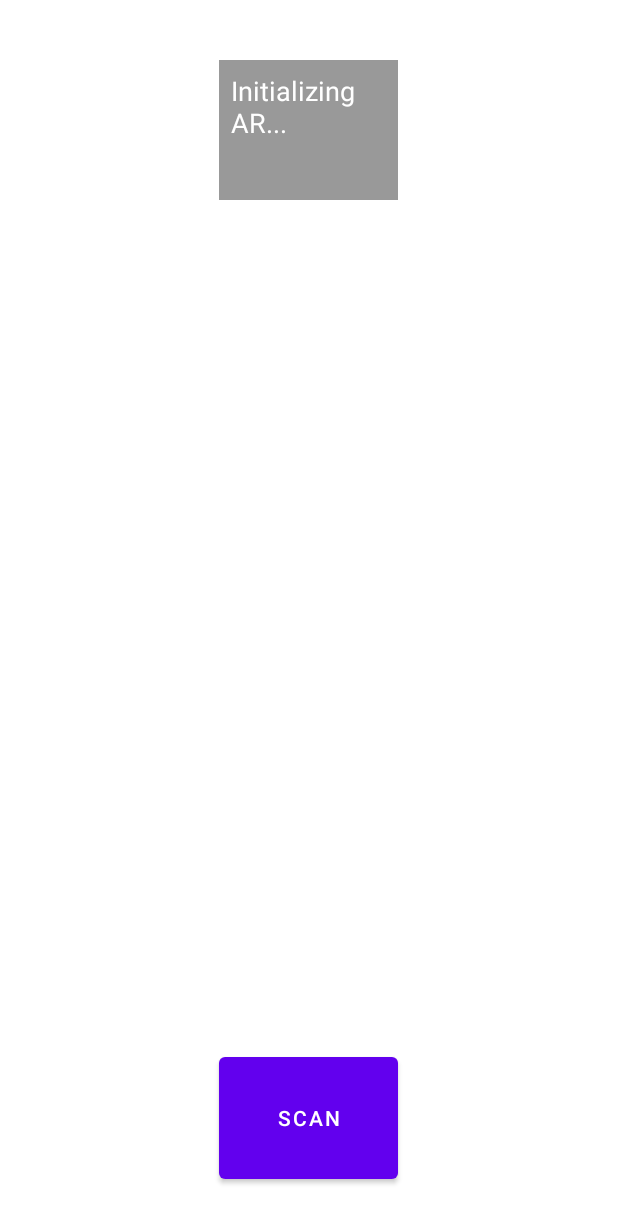
After one commit to SharkFinPro/PlaneAR, an Android app: the layout activity_main.xml on its own in the app's theme, with its tools: preview values and no code run, on a phone screen of 412 x 824 dp. The commit adds this screen. Shown: the top 1223 px of the screen. Run offline under Robolectric (Android 15) with nearby library versions, the phone set to English and light mode, and no system bars; network calls fail.

Commit message:
UI base to build on

```diff
--- a/app/src/main/java/edu/osu/t22/planear/MainActivity.kt
+++ b/app/src/main/java/edu/osu/t22/planear/MainActivity.kt
@@ -20,6 +20,7 @@ import kotlinx.coroutines.delay
 import kotlinx.coroutines.isActive
 import kotlinx.coroutines.launch
 import kotlinx.coroutines.withContext
+import android.widget.Button
 
 class MainActivity : GameActivity() {
     companion object {
@@ -34,6 +35,14 @@ class MainActivity : GameActivity() {
 
     override fun onCreate(savedInstanceState: Bundle?) {
         super.onCreate(savedInstanceState)
+
+        setContentView(R.layout.activity_main) // this links to activity_main.xml
+
+        val myButton = findViewById<Button>(R.id.actionButton)
+        myButton.setOnClickListener {
+            // Do something
+            Log.d("PlaneAR", "Button clicked!")
+        }
 
         // get a new instance of the Retrofit API provider
         val api = AdsbModule.provideApi()
--- /dev/null
+++ b/app/src/main/res/layout/activity_main.xml
@@ -0,0 +1,27 @@
+<?xml version="1.0" encoding="utf-8"?>
+<FrameLayout xmlns:android="http://schemas.android.com/apk/res/android"
+    android:id="@+id/root_layout"
+    android:layout_width="match_parent"
+    android:layout_height="match_parent">
+
+    <TextView
+        android:id="@+id/statusText"
+        android:layout_width="119dp"
+        android:layout_height="93dp"
+        android:layout_gravity="top|center_horizontal"
+        android:layout_marginTop="40dp"
+        android:background="#66000000"
+        android:padding="8dp"
+        android:text="@string/initializing_ar"
+        android:textColor="#FFFFFF"
+        android:textSize="18sp" />
+
+    <Button
+        android:id="@+id/actionButton"
+        android:layout_width="119dp"
+        android:layout_height="93dp"
+        android:layout_gravity="bottom|center_horizontal"
+        android:layout_marginBottom="32dp"
+        android:text="@string/scan" />
+
+</FrameLayout>
--- a/app/src/main/res/values/strings.xml
+++ b/app/src/main/res/values/strings.xml
@@ -1,3 +1,5 @@
 <resources>
     <string name="app_name">PlaneAR</string>
+    <string name="initializing_ar">Initializing AR...</string>
+    <string name="scan">Scan</string>
 </resources>
```
